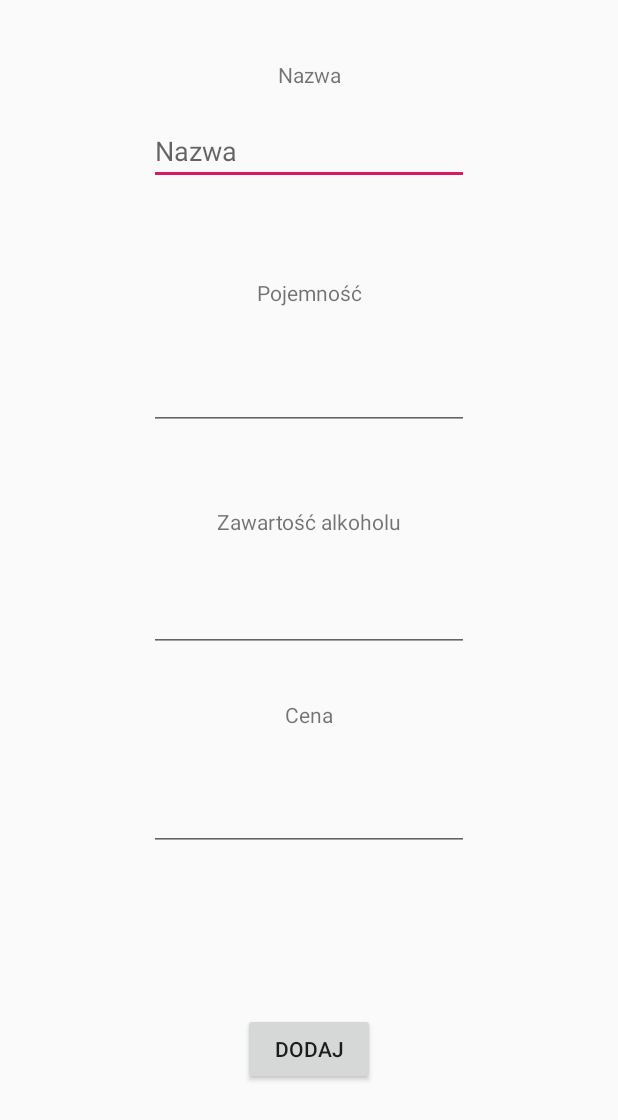
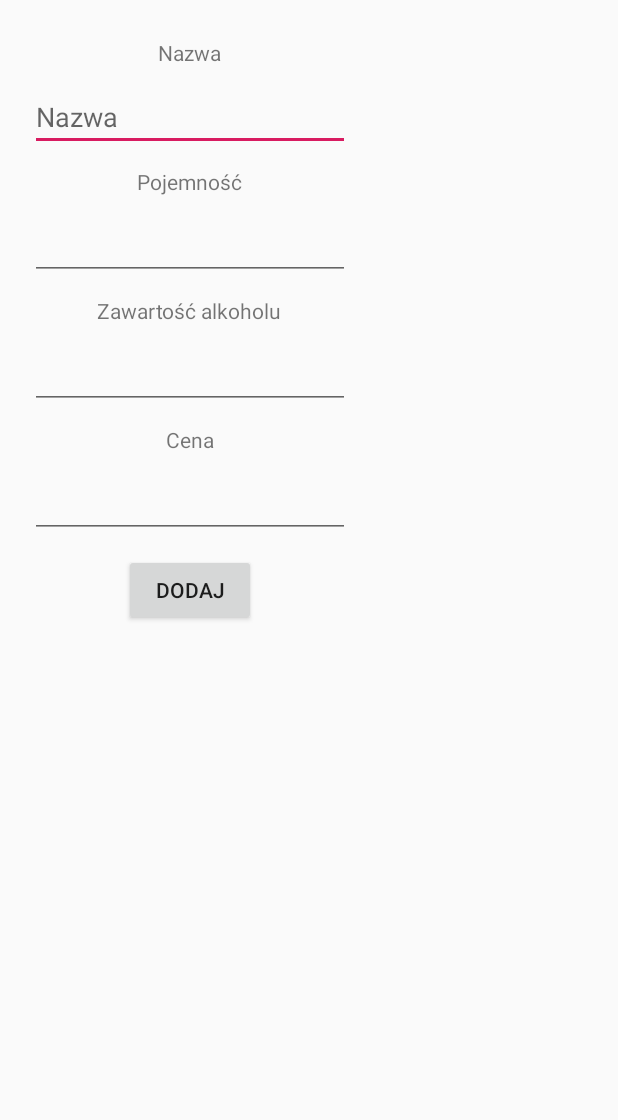
Before and after one commit to dzazef/mobile-applications-project, an Android app: the layout add_alcohol_dialog.xml on its own in the app's theme, with its tools: preview values and no code run, on a phone screen of 412 x 824 dp. Shown: the top 1120 px of the screen. Run offline under Robolectric (Android 15) with nearby library versions, the phone set to English and light mode, and no system bars.

Commit message:
Finish add alcohol dialog

```diff
--- a/AlkoMaster/app/src/main/java/pl/am2019/alkomaster/activities/AddAlcoholActivity.java
+++ /dev/null
@@ -1,4 +0,0 @@
-package pl.am2019.alkomaster.activities;
-
-public class AddAlcoholActivity {
-}
--- a/AlkoMaster/app/src/main/java/pl/am2019/alkomaster/db/alcohol/AlcoholDAO.kt
+++ b/AlkoMaster/app/src/main/java/pl/am2019/alkomaster/db/alcohol/AlcoholDAO.kt
@@ -1,7 +1,6 @@
 package pl.am2019.alkomaster.db.alcohol
 
 import android.arch.persistence.room.Dao
-import android.arch.persistence.room.Delete
 import android.arch.persistence.room.Insert
 import android.arch.persistence.room.Query
 
--- a/AlkoMaster/app/src/main/java/pl/am2019/alkomaster/db/comparator_history/ComparatorHistoryDAO.kt
+++ b/AlkoMaster/app/src/main/java/pl/am2019/alkomaster/db/comparator_history/ComparatorHistoryDAO.kt
@@ -3,7 +3,6 @@ package pl.am2019.alkomaster.db.comparator_history
 import android.arch.persistence.room.Dao
 import android.arch.persistence.room.Insert
 import android.arch.persistence.room.Query
-import pl.am2019.alkomaster.db.alcohol.Alcohol
 
 @Dao
 interface ComparatorHistoryDAO {
--- a/AlkoMaster/app/src/main/res/layout-land/add_alcohol_dialog.xml
+++ b/AlkoMaster/app/src/main/res/layout-land/add_alcohol_dialog.xml
@@ -1,14 +1,14 @@
 <?xml version="1.0" encoding="utf-8"?>
 <android.support.constraint.ConstraintLayout xmlns:android="http://schemas.android.com/apk/res/android"
-                                             xmlns:app="http://schemas.android.com/apk/res-auto" android:layout_width="match_parent"
-                                             android:layout_height="match_parent">
+                                             xmlns:app="http://schemas.android.com/apk/res-auto"
+                                             android:layout_width="500dp"
+                                             android:layout_height="300dp">
 
     <android.support.constraint.Guideline
             android:orientation="vertical"
             android:layout_width="wrap_content"
             android:layout_height="wrap_content" android:id="@+id/addalcland_gdl1"
             app:layout_constraintGuide_percent="0.50"/>
-    <?xml version="1.0" encoding="utf-8"?>
 
     <TextView
             android:text="Nazwa"
@@ -95,5 +95,5 @@
             app:layout_constraintEnd_toEndOf="parent"
             android:layout_width="wrap_content"
             android:layout_height="wrap_content"
-            android:id="@+id/addalc_btn_add" app:layout_constraintVertical_bias="0.9"/>
+            android:id="@+id/addalc_btn_add" app:layout_constraintVertical_bias="0.94"/>
 </android.support.constraint.ConstraintLayout>
--- a/AlkoMaster/app/src/main/res/layout/add_alcohol_dialog.xml
+++ b/AlkoMaster/app/src/main/res/layout/add_alcohol_dialog.xml
@@ -1,15 +1,16 @@
 <?xml version="1.0" encoding="utf-8"?>
-<android.support.constraint.ConstraintLayout xmlns:android="http://schemas.android.com/apk/res/android"
-                                             xmlns:app="http://schemas.android.com/apk/res-auto" xmlns:tools="http://schemas.android.com/tools" android:layout_width="match_parent"
-                                             android:layout_height="match_parent">
+<LinearLayout xmlns:android="http://schemas.android.com/apk/res/android"
+              xmlns:app="http://schemas.android.com/apk/res-auto"
+              xmlns:tools="http://schemas.android.com/tools"
+              android:layout_width="wrap_content"
+              android:layout_height="wrap_content" android:orientation="vertical" android:padding="20dp">
 
     <TextView
             android:text="Nazwa"
             android:layout_width="wrap_content"
             android:layout_height="wrap_content"
-            android:id="@+id/addalc_txt_name" app:layout_constraintEnd_toEndOf="parent"
-            app:layout_constraintStart_toStartOf="parent" app:layout_constraintTop_toTopOf="parent"
-            app:layout_constraintBottom_toBottomOf="parent" app:layout_constraintVertical_bias="0.05"/>
+            android:id="@+id/addalc_txt_name"
+            android:layout_gravity="center" android:layout_marginTop="5dp" android:layout_marginBottom="5dp"/>
     <EditText
             android:layout_width="wrap_content"
             android:layout_height="wrap_content"
@@ -17,75 +18,48 @@
             android:ems="10"
             android:id="@+id/addalc_ptxt_name"
             android:hint="Nazwa"
-            app:layout_constraintTop_toTopOf="parent"
-            app:layout_constraintBottom_toBottomOf="parent"
-            app:layout_constraintStart_toStartOf="parent"
-            app:layout_constraintEnd_toEndOf="parent"
-            app:layout_constraintVertical_bias="0.1"/>
+            android:layout_gravity="center" android:layout_marginTop="5dp" android:layout_marginBottom="5dp"/>
     <TextView
             android:text="Pojemność"
             android:layout_width="wrap_content"
-            app:layout_constraintTop_toTopOf="parent"
-            app:layout_constraintBottom_toBottomOf="parent"
-            app:layout_constraintStart_toStartOf="parent"
-            app:layout_constraintEnd_toEndOf="parent"
             android:layout_height="wrap_content" android:id="@+id/addalc_txt_capacity"
-            app:layout_constraintVertical_bias="0.23000002"/>
+            android:layout_gravity="center" android:layout_marginTop="5dp" android:layout_marginBottom="5dp"/>
     <EditText
-            android:layout_width="wrap_content"
-            app:layout_constraintTop_toTopOf="parent"
-            app:layout_constraintBottom_toBottomOf="parent"
-            app:layout_constraintStart_toStartOf="parent"
-            app:layout_constraintEnd_toEndOf="parent"
-            android:layout_height="wrap_content"
-            android:inputType="numberDecimal"
-            android:ems="10"
-            android:id="@+id/addalc_ptxt_capacity" app:layout_constraintVertical_bias="0.31"/>
-    <TextView
-            android:text="Zawartość alkoholu"
-            app:layout_constraintTop_toTopOf="parent"
-            app:layout_constraintBottom_toBottomOf="parent"
-            app:layout_constraintStart_toStartOf="parent"
-            app:layout_constraintEnd_toEndOf="parent"
-            android:layout_width="wrap_content"
-            android:layout_height="wrap_content"
-            android:id="@+id/addalc_txt_content" app:layout_constraintVertical_bias="0.42000002"/>
-    <EditText
-            app:layout_constraintTop_toTopOf="parent"
-            app:layout_constraintBottom_toBottomOf="parent"
-            app:layout_constraintStart_toStartOf="parent"
-            app:layout_constraintEnd_toEndOf="parent"
             android:layout_width="wrap_content"
             android:layout_height="wrap_content"
             android:inputType="numberDecimal"
             android:ems="10"
-            android:id="@+id/addalc_ptxt_content"/>
+            android:id="@+id/addalc_ptxt_capacity"
+            android:layout_gravity="center" android:layout_marginTop="5dp" android:layout_marginBottom="5dp"/>
     <TextView
-            android:text="Cena"
-            app:layout_constraintTop_toTopOf="parent"
-            app:layout_constraintBottom_toBottomOf="parent"
-            app:layout_constraintStart_toStartOf="parent"
-            app:layout_constraintEnd_toEndOf="parent"
+            android:text="Zawartość alkoholu"
             android:layout_width="wrap_content"
-            android:layout_height="wrap_content" android:id="@+id/addalc_txt_price"
-            app:layout_constraintVertical_bias="0.58000004"/>
+            android:layout_height="wrap_content"
+            android:id="@+id/addalc_txt_content"
+            android:layout_gravity="center" android:layout_marginTop="5dp" android:layout_marginBottom="5dp"/>
     <EditText
             android:layout_width="wrap_content"
-            app:layout_constraintTop_toTopOf="parent"
-            app:layout_constraintBottom_toBottomOf="parent"
-            app:layout_constraintStart_toStartOf="parent"
-            app:layout_constraintEnd_toEndOf="parent"
             android:layout_height="wrap_content"
             android:inputType="numberDecimal"
             android:ems="10"
-            android:id="@+id/addalc_ptxt_price" app:layout_constraintVertical_bias="0.66999996"/>
+            android:id="@+id/addalc_ptxt_content"
+            android:layout_gravity="center" android:layout_marginTop="5dp" android:layout_marginBottom="5dp"/>
+    <TextView
+            android:text="Cena"
+            android:layout_width="wrap_content"
+            android:layout_height="wrap_content" android:id="@+id/addalc_txt_price"
+            android:layout_gravity="center" android:layout_marginTop="5dp" android:layout_marginBottom="5dp"/>
+    <EditText
+            android:layout_width="wrap_content"
+            android:layout_height="wrap_content"
+            android:inputType="numberDecimal"
+            android:ems="10"
+            android:id="@+id/addalc_ptxt_price"
+            android:layout_gravity="center" android:layout_marginTop="5dp" android:layout_marginBottom="5dp"/>
     <Button
             android:text="Dodaj"
-            app:layout_constraintTop_toTopOf="parent"
-            app:layout_constraintBottom_toBottomOf="parent"
-            app:layout_constraintStart_toStartOf="parent"
-            app:layout_constraintEnd_toEndOf="parent"
             android:layout_width="wrap_content"
             android:layout_height="wrap_content"
-            android:id="@+id/addalc_btn_add" app:layout_constraintVertical_bias="0.87"/>
-</android.support.constraint.ConstraintLayout>
+            android:id="@+id/addalc_btn_add"
+            android:layout_gravity="center" android:layout_marginTop="5dp" android:layout_marginBottom="5dp"/>
+</LinearLayout>
--- a/AlkoMaster/app/src/main/res/values/strings.xml
+++ b/AlkoMaster/app/src/main/res/values/strings.xml
@@ -1,3 +1,4 @@
 <resources>
     <string name="app_name">AlkoMaster</string>
+    <string name="incorrect_value">Incorrect value</string>
 </resources>
```
Also changed, not shown: AlkoMaster/app/src/main/java/pl/am2019/alkomaster/activities/AddAlcoholDialog.kt (added, +74 -0 lines), AlkoMaster/app/src/main/java/pl/am2019/alkomaster/activities/DatabaseNotFoundDialogFragment.kt (added, +21 -0 lines), AlkoMaster/app/src/main/java/pl/am2019/alkomaster/activities/MainActivity.kt (+38 -37 lines), AlkoMaster/app/src/main/res/layout/activity_main.xml (+8 -1 lines).
